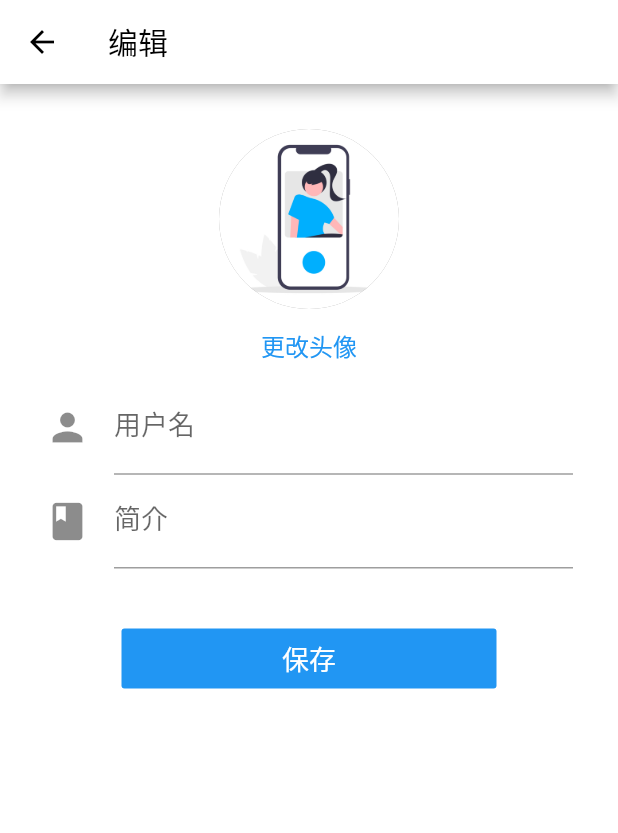
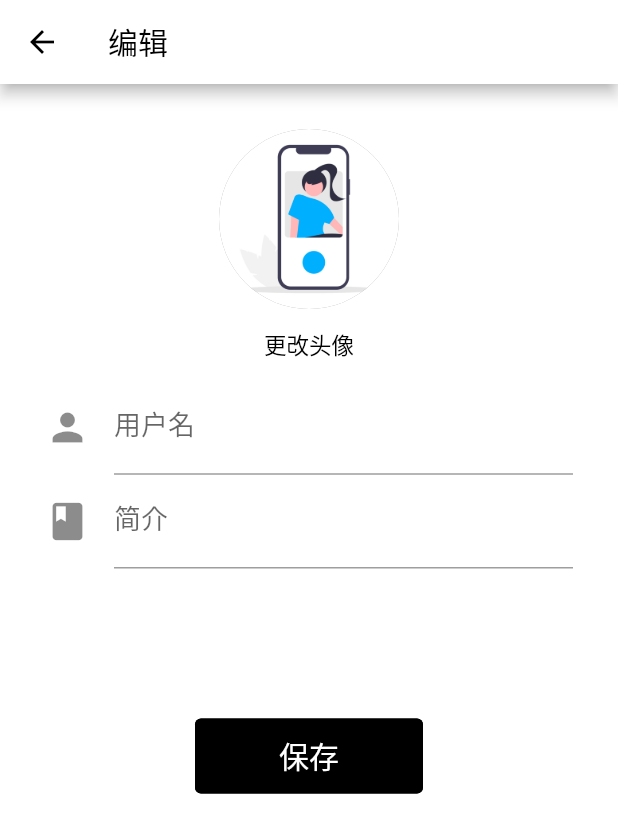
Before and after one commit to YuanRuQian/view, a Flutter app: the screen it shows once a user with an empty profile is signed in, item 5 of the bottom bar chosen, after a tap on "编辑", on a phone screen of 412 x 824 dp. Shown: the top 833 px of the screen. Run offline on Flutter 3.47's test engine with Material 2 defaults, Android fonts, the light colour scheme and no system bars; our stand-ins replace cached_network_image, cloud_firestore, firebase_auth, firebase_storage, flutter_image_compress, image_cropper and 1 more; missing offline and left inert: photofilters; accounts and stored records are empty.

Commit message:
improve profile pages ui

```diff
--- a/lib/ui/pages/editProfilePage.dart
+++ b/lib/ui/pages/editProfilePage.dart
@@ -5,6 +5,7 @@ import 'package:flutter/material.dart';
 import 'package:view/models/userModel.dart';
 import 'package:view/services/database.dart';
 import 'package:view/services/storage.dart';
+import 'package:view/utilities/constants.dart';
 
 class EditProfilePage extends StatefulWidget {
   final User user;
@@ -86,9 +87,7 @@ class _EditProfilePageState extends State<EditProfilePage> {
       );
       // Database update
       DatabaseService.updateUser(user);
-
       widget.updateUser(user);
-
       Navigator.pop(context);
     }
   }
@@ -125,13 +124,14 @@ class _EditProfilePageState extends State<EditProfilePage> {
                       backgroundColor: Colors.grey,
                       backgroundImage: _displayProfileImage(),
                     ),
-                    FlatButton(
+                    TextButton(
                       onPressed: _handleImageFromGallery,
+                      style: TextButton.styleFrom(
+                          textStyle:
+                              TextStyle(color: Colors.black, fontSize: 15.0),
+                          primary: Colors.black),
                       child: Text(
                         '更改头像',
-                        style: TextStyle(
-                            color: Theme.of(context).accentColor,
-                            fontSize: 16.0),
                       ),
                     ),
                     TextFormField(
@@ -163,17 +163,19 @@ class _EditProfilePageState extends State<EditProfilePage> {
                       onSaved: (input) => _bio = input,
                     ),
                     Container(
-                      margin: EdgeInsets.all(40.0),
-                      height: 40.0,
-                      width: 250.0,
-                      child: FlatButton(
+                      margin: EdgeInsets.all(100.0),
+                      width: 200.0,
+                      child: TextButton(
                         onPressed: _submit,
-                        color: Colors.blue,
-                        textColor: Colors.white,
-                        child: Text(
-                          '保存',
-                          style: TextStyle(fontSize: 18.0),
+                        style: TextButton.styleFrom(
+                          textStyle:
+                              TextStyle(color: Colors.black, fontSize: 20.0),
+                          primary: Colors.white,
+                          backgroundColor: Colors.black,
+                          side: BorderSide(color: Colors.black, width: 1),
+                          minimumSize: Size(100, 50),
                         ),
+                        child: Text('保存'),
                       ),
                     ),
                   ],
--- a/lib/ui/pages/profilePage.dart
+++ b/lib/ui/pages/profilePage.dart
@@ -112,8 +112,8 @@ class _ProfilePageState extends State<ProfilePage> {
   _displayButton(User user) {
     return user.id == Provider.of<UserData>(context).currentUserId
         ? Container(
-            width: 200.0,
-            child: FlatButton(
+            width: 180.0,
+            child: TextButton(
               onPressed: () => Navigator.push(
                 context,
                 MaterialPageRoute(
@@ -133,26 +133,31 @@ class _ProfilePageState extends State<ProfilePage> {
                   ),
                 ),
               ),
-              color: Colors.blue,
-              textColor: Colors.white,
-              child: Text(
-                '编辑',
-                style: TextStyle(fontSize: 18.0),
+              style: TextButton.styleFrom(
+                textStyle: TextStyle(color: Colors.black, fontSize: 18.0),
+                primary: Colors.white,
+                backgroundColor: Colors.black,
+                side: BorderSide(color: Colors.black, width: 1),
+                minimumSize: Size(100, 20),
               ),
+              child: Text('编辑'),
             ),
           )
         : Container(
-            width: 200.0,
-            child: FlatButton(
-              onPressed: _followOrUnfollow,
-              color: _isFollowing ? Colors.grey[200] : Colors.blue,
-              textColor: _isFollowing ? Colors.black : Colors.white,
+            width: 180.0,
+            child: TextButton(
               child: Text(
                 _isFollowing ? '取消关注' : '关注',
-                style: TextStyle(fontSize: 18.0),
               ),
-            ),
-          );
+              style: TextButton.styleFrom(
+                textStyle: TextStyle(color: Colors.black, fontSize: 18.0),
+                primary: _isFollowing ? Colors.black : Colors.white,
+                backgroundColor: _isFollowing ? Colors.grey[200] : Colors.black,
+                elevation: 20,
+                minimumSize: Size(100, 20),
+              ),
+              onPressed: _followOrUnfollow,
+            ));
   }
 
   _buildProfileInfo(User user) {
@@ -222,6 +227,7 @@ class _ProfilePageState extends State<ProfilePage> {
                         ),
                       ],
                     ),
+                    SizedBox(height: 10.0),
                     _displayButton(user),
                   ],
                 ),
@@ -265,7 +271,7 @@ class _ProfilePageState extends State<ProfilePage> {
           icon: Icon(Icons.grid_on),
           iconSize: 30.0,
           color: _displayPosts == 0
-              ? Theme.of(context).primaryColor
+              ? Colors.black
               : Colors.grey[300],
           onPressed: () => setState(() {
             _displayPosts = 0;
@@ -275,7 +281,7 @@ class _ProfilePageState extends State<ProfilePage> {
           icon: Icon(Icons.list),
           iconSize: 30.0,
           color: _displayPosts == 1
-              ? Theme.of(context).primaryColor
+              ? Colors.black
               : Colors.grey[300],
           onPressed: () => setState(() {
             _displayPosts = 1;
```
